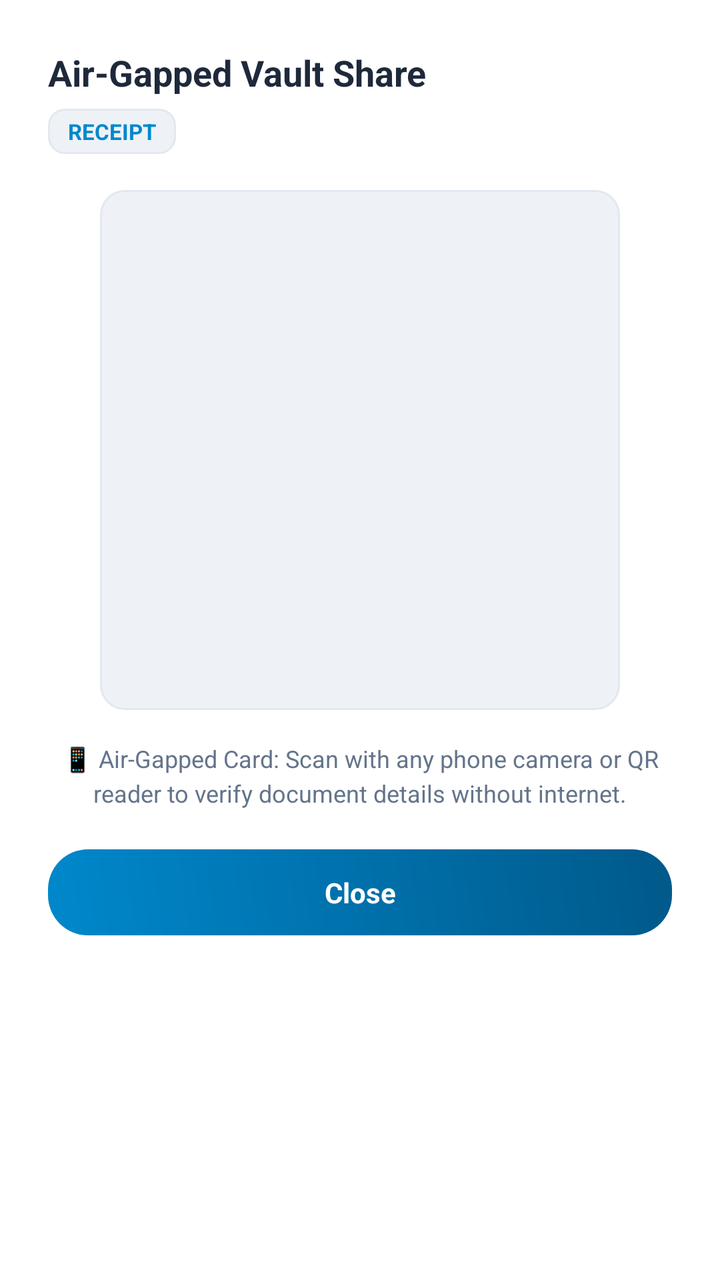
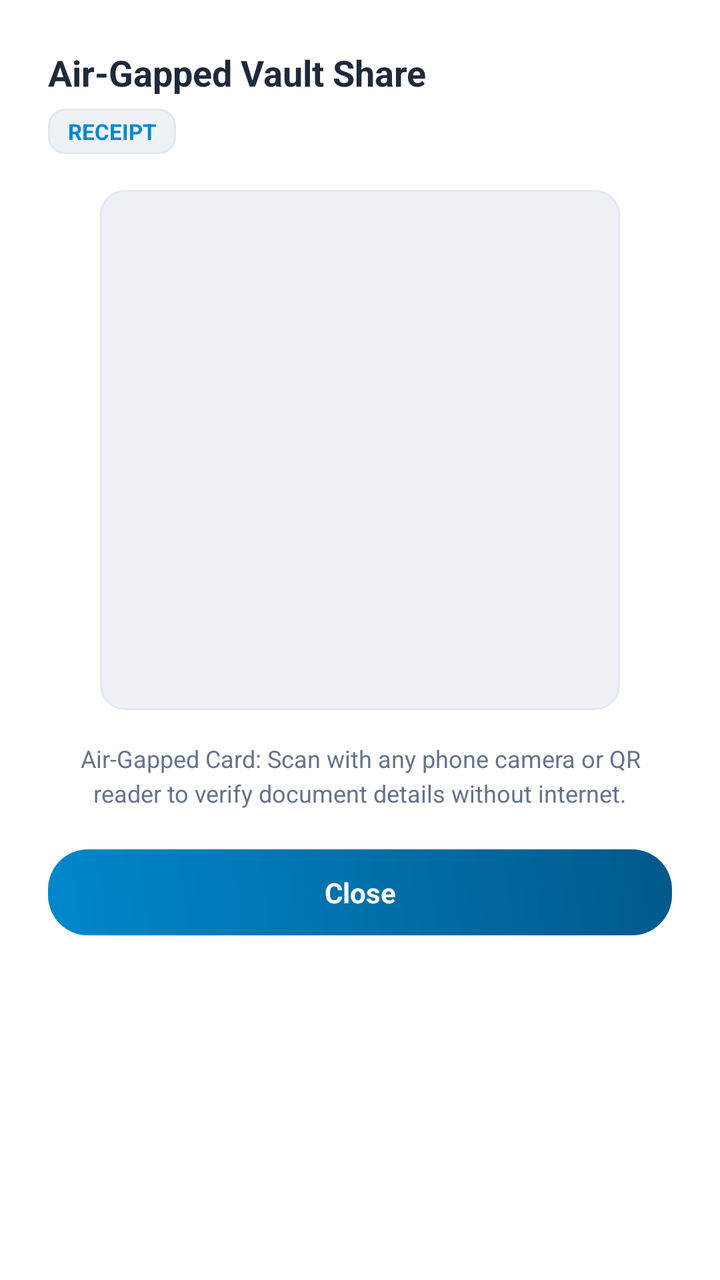

An Android layout rendered at two revisions. The XML below is the earlier revision; the diff shows what the commit changed to produce the second picture.
<!-- AndroidManifest.xml: application theme Theme.GhostDocs -->
<!-- res/layout/dialog_qr_share.xml -->
<?xml version="1.0" encoding="utf-8"?>
<RelativeLayout xmlns:android="http://schemas.android.com/apk/res/android"
    android:layout_width="match_parent"
    android:layout_height="wrap_content"
    android:background="@color/ghostSurface"
    android:padding="24dp">

    
    <TextView
        android:id="@+id/tv_qr_title"
        android:layout_width="match_parent"
        android:layout_height="wrap_content"
        android:layout_alignParentStart="true"
        android:layout_alignParentTop="true"
        android:text="Air-Gapped Vault Share"
        android:textColor="@color/ghostOnSurface"
        android:textSize="18sp"
        android:textStyle="bold" />

    <TextView
        android:id="@+id/tv_qr_type"
        android:layout_width="wrap_content"
        android:layout_height="wrap_content"
        android:layout_below="@id/tv_qr_title"
        android:layout_alignParentStart="true"
        android:layout_marginTop="6dp"
        android:background="@drawable/bg_doc_badge"
        android:paddingHorizontal="10dp"
        android:paddingVertical="4dp"
        android:text="RECEIPT"
        android:textColor="@color/ghostPrimary"
        android:textSize="11sp"
        android:textStyle="bold" />

    
    <RelativeLayout
        android:id="@+id/container_qr"
        android:layout_width="260dp"
        android:layout_height="260dp"
        android:layout_below="@id/tv_qr_type"
        android:layout_centerHorizontal="true"
        android:layout_marginTop="18dp"
        android:background="@drawable/bg_card_preview"
        android:padding="14dp">

        <ImageView
            android:id="@+id/iv_qr_code"
            android:layout_width="match_parent"
            android:layout_height="match_parent"
            android:contentDescription="@string/cd_qr_code"
            android:scaleType="fitCenter" />

        <ProgressBar
            android:id="@+id/pb_qr_loading"
            android:layout_width="48dp"
            android:layout_height="48dp"
            android:layout_centerInParent="true"
            android:indeterminateTint="@color/ghostPrimary"
            android:visibility="gone" />

    </RelativeLayout>

    
    <TextView
        android:id="@+id/tv_qr_instructions"
        android:layout_width="match_parent"
        android:layout_height="wrap_content"
        android:layout_below="@id/container_qr"
        android:layout_marginTop="16dp"
        android:gravity="center"
        android:text="📱 Air-Gapped Card: Scan with any phone camera or QR reader to verify document details without internet."
        android:textColor="@color/ghostOnSurfaceMuted"
        android:textSize="12sp"
        android:lineSpacingMultiplier="1.2" />

    
    <RelativeLayout
        android:id="@+id/layout_qr_actions"
        android:layout_width="match_parent"
        android:layout_height="wrap_content"
        android:layout_below="@id/tv_qr_instructions"
        android:layout_marginTop="20dp">

        <TextView
            android:id="@+id/btn_qr_close"
            android:layout_width="match_parent"
            android:layout_height="wrap_content"
            android:gravity="center"
            android:background="@drawable/bg_chip_selected"
            android:paddingHorizontal="28dp"
            android:paddingVertical="12dp"
            android:text="Close"
            android:textColor="@color/ghostOnPrimary"
            android:textSize="14sp"
            android:textStyle="bold" />

    </RelativeLayout>

</RelativeLayout>
<!-- resources referenced by this layout -->
<resources>
  <color name="ghostOnPrimary">#FFFFFF</color>
  <color name="ghostOnSurface">#1E293B</color>
  <color name="ghostOnSurfaceMuted">#64748B</color>
  <color name="ghostPrimary">#0088CC</color>
  <color name="ghostSurface">#FFFFFF</color>
  <!-- drawable bg_card_preview (drawable) -->
  <?xml version="1.0" encoding="utf-8"?>
  <shape xmlns:android="http://schemas.android.com/apk/res/android"
      android:shape="rectangle">
      <solid android:color="@color/ghostSurfaceVariant" />
      <stroke
          android:width="1dp"
          android:color="@color/ghostDivider" />
      <corners android:radius="12dp" />
  </shape>
  <!-- drawable bg_chip_selected (drawable) -->
  <?xml version="1.0" encoding="utf-8"?>
  <ripple xmlns:android="http://schemas.android.com/apk/res/android"
      android:color="#33FFFFFF">
      <item>
          <shape android:shape="rectangle">
              <gradient
                  android:angle="45"
                  android:startColor="@color/ghostPrimary"
                  android:endColor="@color/ghostPrimaryDark" />
              <corners android:radius="20dp" />
          </shape>
      </item>
  </ripple>
  <!-- drawable bg_doc_badge (drawable) -->
  <?xml version="1.0" encoding="utf-8"?>
  <shape xmlns:android="http://schemas.android.com/apk/res/android"
      android:shape="rectangle">
      <solid android:color="@color/ghostSurfaceVariant" />
      <stroke
          android:width="1dp"
          android:color="@color/ghostDivider" />
      <corners android:radius="8dp" />
  </shape>
  <string name="cd_qr_code">QR code for air-gapped document sharing</string>
  <style name="Theme.GhostDocs" parent="Theme.MaterialComponents.DayNight.NoActionBar">
          
          <item name="colorPrimary">@color/ghostPrimary</item>
          <item name="colorPrimaryVariant">@color/ghostPrimaryVariant</item>
          <item name="colorOnPrimary">@color/ghostOnPrimary</item>
          <item name="colorSecondary">@color/ghostAccent</item>
          <item name="colorSecondaryVariant">@color/ghostAccentVariant</item>
          <item name="colorOnSecondary">@color/ghostOnPrimary</item>
          <item name="colorSurface">@color/ghostSurface</item>
          <item name="colorOnSurface">@color/ghostOnSurface</item>
          <item name="colorError">@color/ghostError</item>
  
          
          <item name="android:colorBackground">@color/ghostDarkBg</item>
          <item name="android:windowBackground">@color/ghostDarkBg</item>
  
          
          <item name="android:statusBarColor">@color/statusBar</item>
          <item name="android:navigationBarColor">@color/navBar</item>
          <item name="android:windowLightStatusBar">true</item>
          <item name="android:windowLightNavigationBar">true</item>
  
          
          <item name="android:fontFamily">sans-serif</item>
  
          
          <item name="colorControlHighlight">#200088CC</item>
      </style>
  <color name="ghostSurfaceVariant">#EEF2F6</color>
  <color name="ghostDivider">#E2E8F0</color>
  <color name="ghostPrimaryDark">#00598A</color>
  <color name="ghostPrimaryVariant">#0073B0</color>
  <color name="ghostAccent">#E53935</color>
  <color name="ghostAccentVariant">#C62828</color>
  <color name="ghostError">#EF4444</color>
  <color name="ghostDarkBg">#F6F8FB</color>
  <color name="statusBar">#FFFFFF</color>
  <color name="navBar">#F6F8FB</color>
</resources>

<!-- the commit's change to res/layout/dialog_qr_share.xml (unified diff, before → after) -->
@@ -68,7 +68,7 @@
         android:layout_below="@id/container_qr"
         android:layout_marginTop="16dp"
         android:gravity="center"
-        android:text="📱 Air-Gapped Card: Scan with any phone camera or QR reader to verify document details without internet."
+        android:text="Air-Gapped Card: Scan with any phone camera or QR reader to verify document details without internet."
         android:textColor="@color/ghostOnSurfaceMuted"
         android:textSize="12sp"
         android:lineSpacingMultiplier="1.2" />
